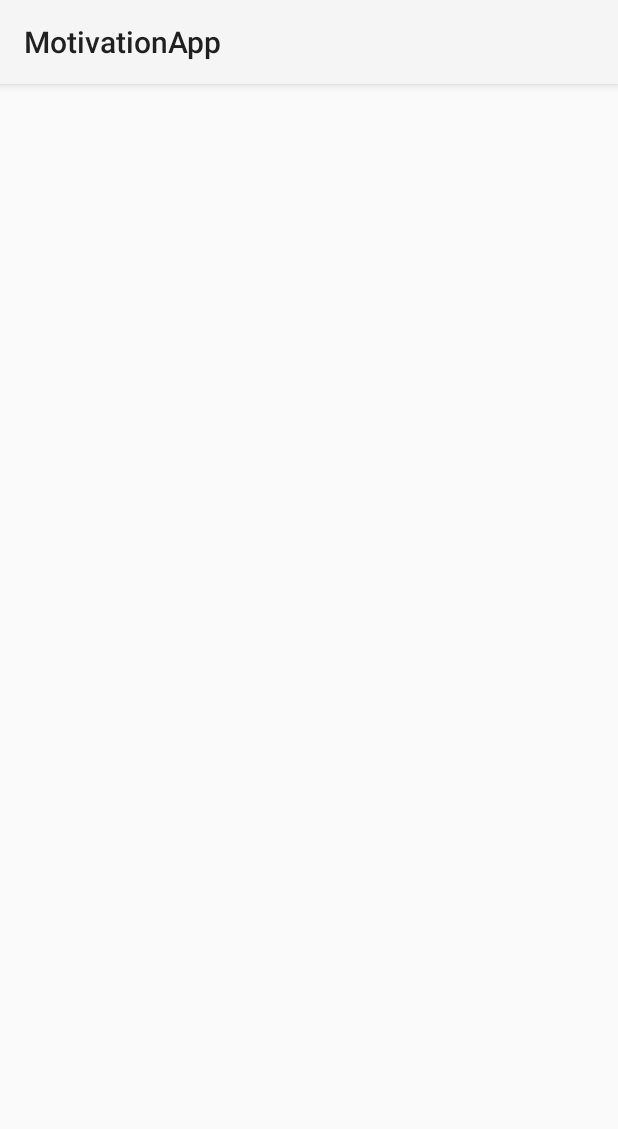
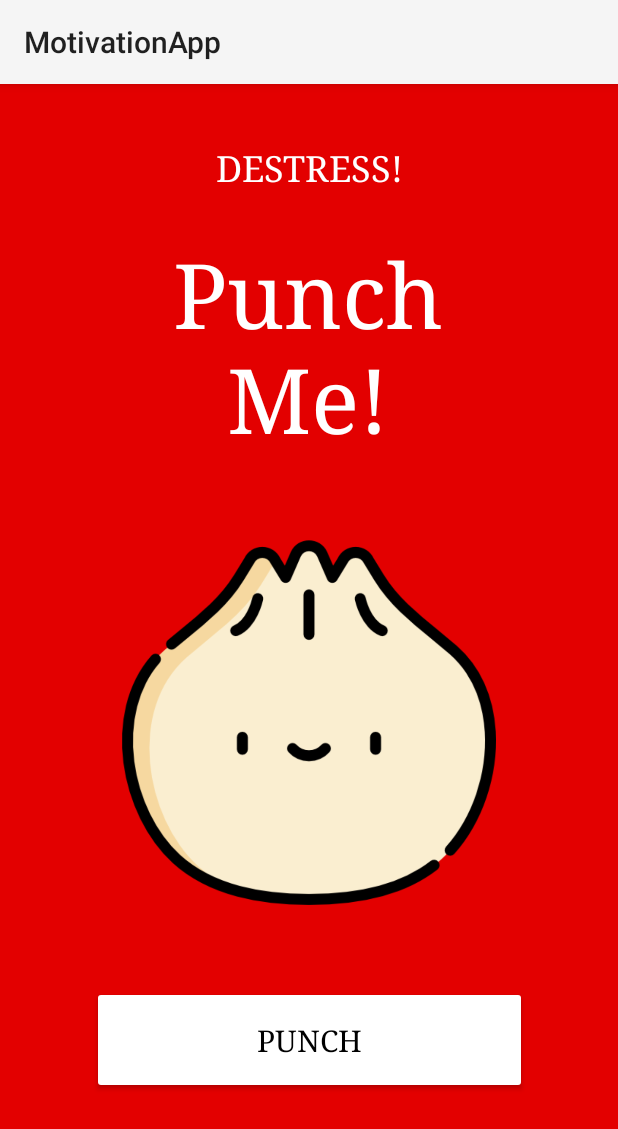
Before and after one commit to eunseolee00/MotivationApp, an Android app: the DestressActivity screen opened directly, with no data from a screen before it, on a phone screen of 412 x 824 dp. Shown: the top 1129 px of the screen. Run offline under Robolectric (Android 15) with nearby library versions, the phone set to English and light mode, and no system bars.

Commit message:
Commit #2

```diff
--- a/app/src/main/java/com/example/motivationapp/DestressActivity.kt
+++ b/app/src/main/java/com/example/motivationapp/DestressActivity.kt
@@ -2,10 +2,35 @@ package com.example.motivationapp
 
 import androidx.appcompat.app.AppCompatActivity
 import android.os.Bundle
+import android.os.Handler
+import android.view.View
+import android.view.animation.TranslateAnimation
+import android.widget.ImageView
+import androidx.dynamicanimation.animation.DynamicAnimation
+import androidx.dynamicanimation.animation.FlingAnimation
 
 class DestressActivity : AppCompatActivity() {
+
+    lateinit var dumpling : ImageView
+
     override fun onCreate(savedInstanceState: Bundle?) {
         super.onCreate(savedInstanceState)
         setContentView(R.layout.activity_destress)
-    }
-}
+        dumpling = findViewById(R.id.dumpling)
+
+    }//onCreate
+
+    fun punch (view : View) {
+
+        dumpling.animate().translationYBy(-2000f).rotation(720f).setDuration(2000)
+
+        val handler = Handler()
+        handler.postDelayed(Runnable {
+            dumpling.animate().translationX(0f).translationY(0f).rotation(720f)
+        }, 2500)
+
+        dumpling.clearAnimation()
+    }//punch
+
+
+}//DestressActivity
--- a/app/src/main/res/layout/activity_destress.xml
+++ b/app/src/main/res/layout/activity_destress.xml
@@ -4,6 +4,62 @@
     xmlns:tools="http://schemas.android.com/tools"
     android:layout_width="match_parent"
     android:layout_height="match_parent"
+    android:background="#E30000"
     tools:context=".DestressActivity">
 
+    <TextView
+        android:id="@+id/textView8"
+        android:layout_width="292dp"
+        android:layout_height="158dp"
+        android:layout_marginTop="26dp"
+        android:fontFamily="serif"
+        android:text="Punch Me!"
+        android:textAlignment="center"
+        android:textColor="#FFFFFF"
+        android:textSize="60sp"
+        app:layout_constraintEnd_toEndOf="parent"
+        app:layout_constraintHorizontal_bias="0.495"
+        app:layout_constraintStart_toStartOf="parent"
+        app:layout_constraintTop_toBottomOf="@+id/textView5" />
+
+    <TextView
+        android:id="@+id/textView5"
+        android:layout_width="273dp"
+        android:layout_height="34dp"
+        android:layout_marginTop="40dp"
+        android:fontFamily="serif"
+        android:text="DESTRESS!"
+        android:textAlignment="center"
+        android:textColor="#FFFFFF"
+        android:textSize="24sp"
+        app:layout_constraintEnd_toEndOf="parent"
+        app:layout_constraintStart_toStartOf="parent"
+        app:layout_constraintTop_toTopOf="parent" />
+
+    <Button
+        android:id="@+id/button2"
+        android:layout_width="290dp"
+        android:layout_height="72dp"
+        android:layout_marginTop="19dp"
+        android:backgroundTint="#FFFFFF"
+        android:fontFamily="serif"
+        android:onClick="punch"
+        android:text="PUNCH"
+        android:textAlignment="center"
+        android:textColor="#000000"
+        android:textSize="20sp"
+        app:layout_constraintEnd_toEndOf="parent"
+        app:layout_constraintHorizontal_bias="0.504"
+        app:layout_constraintStart_toStartOf="parent"
+        app:layout_constraintTop_toBottomOf="@+id/dumpling" />
+
+    <ImageView
+        android:id="@+id/dumpling"
+        android:layout_width="249dp"
+        android:layout_height="312dp"
+        android:layout_marginTop="12dp"
+        app:layout_constraintEnd_toEndOf="parent"
+        app:layout_constraintStart_toStartOf="parent"
+        app:layout_constraintTop_toBottomOf="@+id/textView8"
+        app:srcCompat="@drawable/dumpling" />
 </androidx.constraintlayout.widget.ConstraintLayout>
```
Also changed, not shown: app/src/main/res/drawable/dumpling.png (added).
